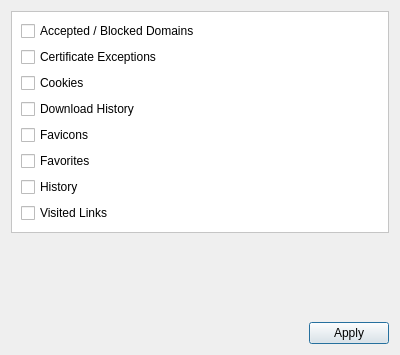
The window that 2.x/UI/dooble_clear_items.ui (textbrowser/dooble) describes before a commit, drawn with Qt 5.
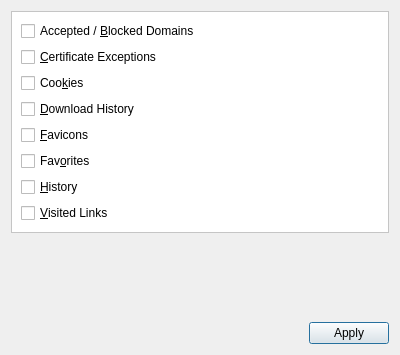
The same window after the commit. Icons and pictures are not drawn.

```diff
--- a/2.x/UI/dooble_clear_items.ui
+++ b/2.x/UI/dooble_clear_items.ui
@@ -33,56 +33,56 @@
       <item>
        <widget class="QCheckBox" name="accepted_blocked_domains">
         <property name="text">
-         <string>Accepted / Blocked Domains</string>
+         <string>Accepted / &amp;Blocked Domains</string>
         </property>
        </widget>
       </item>
       <item>
        <widget class="QCheckBox" name="certificate_exceptions">
         <property name="text">
-         <string>Certificate Exceptions</string>
+         <string>&amp;Certificate Exceptions</string>
         </property>
        </widget>
       </item>
       <item>
        <widget class="QCheckBox" name="cookies">
         <property name="text">
-         <string>Cookies</string>
+         <string>Coo&amp;kies</string>
         </property>
        </widget>
       </item>
       <item>
        <widget class="QCheckBox" name="download_history">
         <property name="text">
-         <string>Download History</string>
+         <string>&amp;Download History</string>
         </property>
        </widget>
       </item>
       <item>
        <widget class="QCheckBox" name="favicons">
         <property name="text">
-         <string>Favicons</string>
+         <string>&amp;Favicons</string>
         </property>
        </widget>
       </item>
       <item>
        <widget class="QCheckBox" name="favorites">
         <property name="text">
-         <string>Favorites</string>
+         <string>Fav&amp;orites</string>
         </property>
        </widget>
       </item>
       <item>
        <widget class="QCheckBox" name="history">
         <property name="text">
-         <string>History</string>
+         <string>&amp;History</string>
         </property>
        </widget>
       </item>
       <item>
        <widget class="QCheckBox" name="visited_links">
         <property name="text">
-         <string>Visited Links</string>
+         <string>&amp;Visited Links</string>
         </property>
        </widget>
       </item>
```
